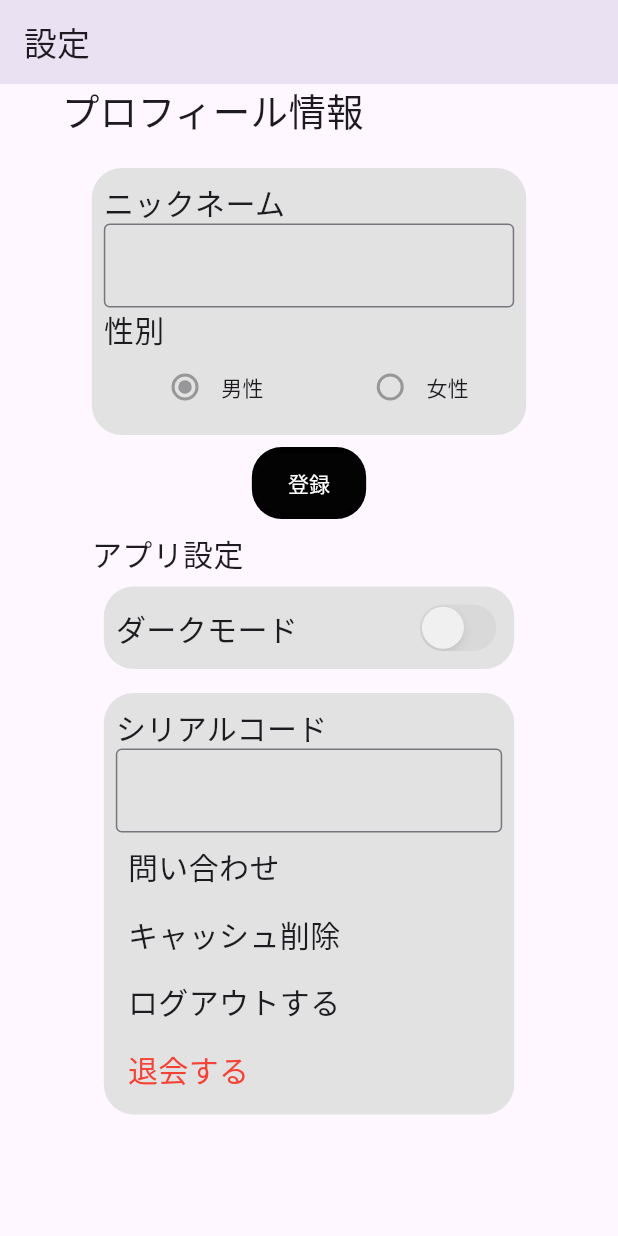
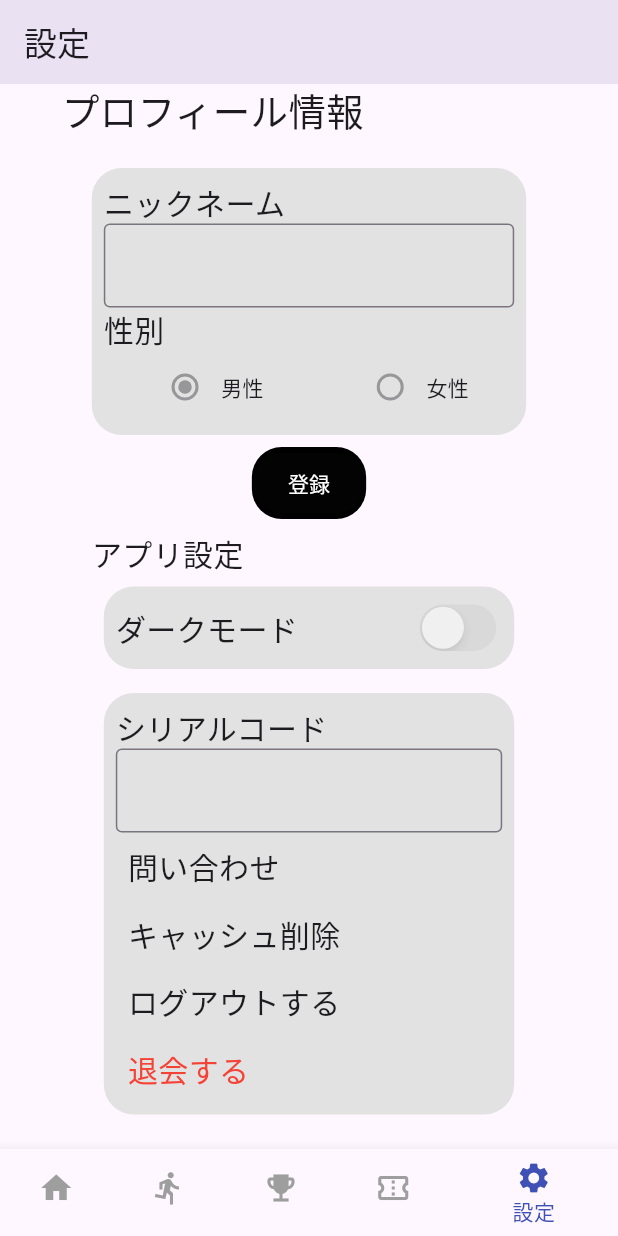
Before and after one commit to kyushu-silicon-valley/calorie_go, a Flutter app: the screen it shows after launch, item 5 of the bottom bar chosen, on a phone screen of 412 x 824 dp. Run offline on Flutter 3.47's test engine with Material 3 defaults, Android fonts, the phone set to English and light mode, and no system bars; our stand-ins replace flutter_hooks, freezed_annotation, go_router, google_fonts, hooks_riverpod, riverpod_annotation; missing offline and left inert: serverpod, serverpod_auth_google_flutter, serverpod_auth_server, serverpod_auth_shared_flutter, serverpod_client, serverpod_flutter; generated files the repository leaves out were written again.

Commit message:
ボトムナビゲーション追加したのと使ってないimport文をコメント化しました

```diff
--- a/calorie_go_flutter/lib/pages/setting/setting_page.dart
+++ b/calorie_go_flutter/lib/pages/setting/setting_page.dart
@@ -1,8 +1,8 @@
 import 'package:calorie_go_flutter/components/bottom_app_bar.dart';
-import 'package:calorie_go_flutter/constants.dart';
+//import 'package:calorie_go_flutter/constants.dart';
 import 'package:flutter/cupertino.dart';
 import 'package:flutter/material.dart';
-import 'package:go_router/go_router.dart';
+//import 'package:go_router/go_router.dart';
 import 'package:hooks_riverpod/hooks_riverpod.dart';
 
   enum GenderValue { man, woman}
@@ -235,11 +235,12 @@ class SettingPage extends HookConsumerWidget {
                     ],
                   ),
                 ),
-              )
+              ),
             ],
           ),
         ),
       ),
+      bottomNavigationBar: const AppBottomNavigationBar(),
     );
   }
 }
```
